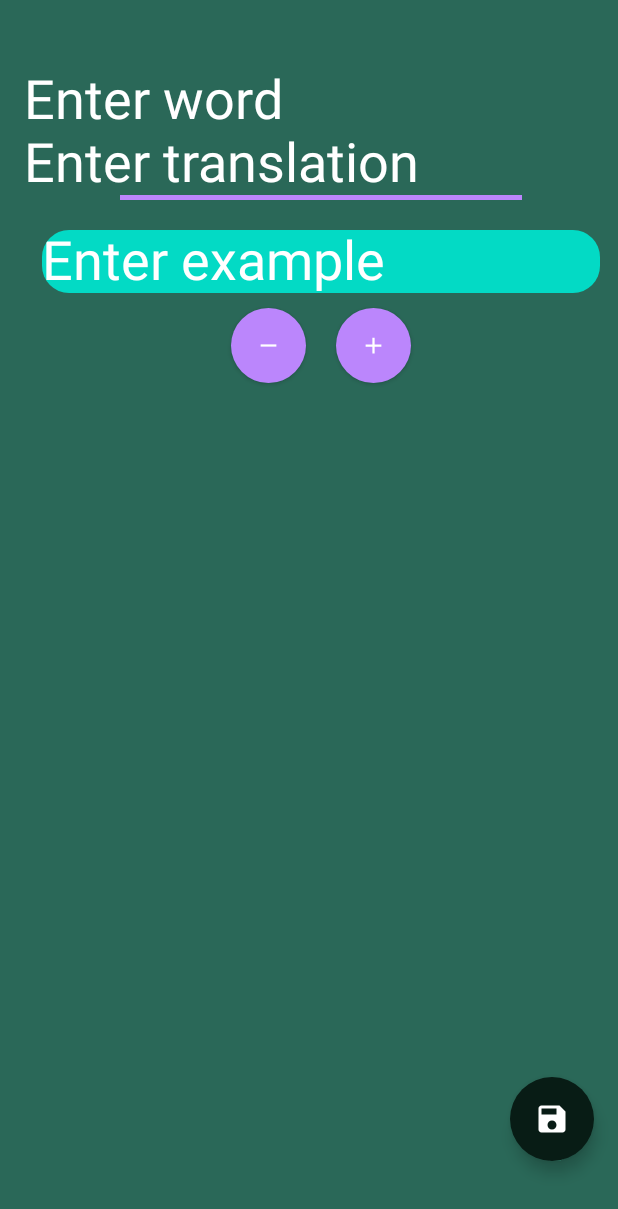
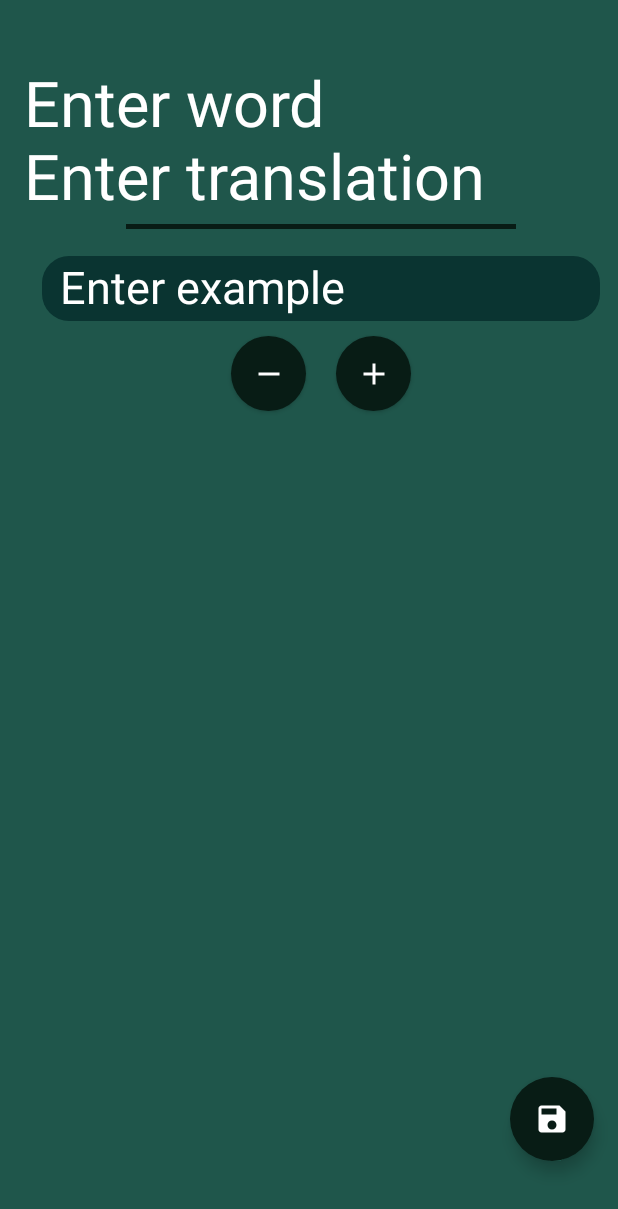
Before and after one commit to maksimzozulyak/Pocket_Translator, an Android app built with Jetpack Compose: the screen it shows after launch (MainActivity), after a tap on "Add word", on a phone screen of 412 x 824 dp. Shown: the top 1209 px of the screen. Run offline under Robolectric (Android 15) with nearby library versions, the phone set to English and light mode, and no system bars; our stand-ins replace Dagger/Hilt's generated code, Room's generated code, accompanist.

Commit message:
quiz add

```diff
--- a/app/src/main/AndroidManifest.xml
+++ b/app/src/main/AndroidManifest.xml
@@ -6,7 +6,7 @@
 
     <application
         android:name=".TranslatorApp"
-        android:allowBackup="false"
+        android:allowBackup="true"
         android:icon="@mipmap/ic_launcher"
         android:label="@string/app_name"
         android:roundIcon="@mipmap/ic_launcher_round"
--- a/app/src/main/java/com/example/pockettranslator/feature/domain/model/Word.kt
+++ b/app/src/main/java/com/example/pockettranslator/feature/domain/model/Word.kt
@@ -10,5 +10,6 @@ data class Word(
     val translation: String,
     val color: Int = Color.WHITE,
     val examples: List<String> = listOf(""),
+    val isRemembered: Boolean = false,
     @PrimaryKey val id: Int? = null
 )
--- a/app/src/main/java/com/example/pockettranslator/feature/presentation/MainActivity.kt
+++ b/app/src/main/java/com/example/pockettranslator/feature/presentation/MainActivity.kt
@@ -19,6 +19,7 @@ import androidx.navigation.compose.composable
 import androidx.navigation.compose.rememberNavController
 import androidx.navigation.navArgument
 import com.example.pockettranslator.feature.presentation.add_edit_word.AddEditWordScreen
+import com.example.pockettranslator.feature.presentation.quiz.QuizScreen
 import com.example.pockettranslator.feature.presentation.util.Screen
 import com.example.pockettranslator.feature.presentation.words.WordsScreen
 import com.example.pockettranslator.ui.theme.PocketTranslatorTheme
@@ -77,6 +78,13 @@ class MainActivity : ComponentActivity() {
                                 navController = navController
                             )
                         }
+                        composable(
+                            route = Screen.QuizScreen.route,
+                        ) {
+                            QuizScreen(
+                                navController = navController
+                            )
+                        }
                     }
                 }
             }
--- a/app/src/main/java/com/example/pockettranslator/feature/presentation/add_edit_word/AddEditWordScreen.kt
+++ b/app/src/main/java/com/example/pockettranslator/feature/presentation/add_edit_word/AddEditWordScreen.kt
@@ -85,7 +85,7 @@ fun AddEditWordScreen(
                     viewModel.onEvent(AddEditWordEvent.ChangeFocus(WordTextField.Origin,it))
                 },
                 isHintVisible = originState.isHintVisible,
-                textStyle = MaterialTheme.typography.h1
+                textStyle = MaterialTheme.typography.h2
             )
             TransparentHintTextField(
                 text = translationState.text,
@@ -97,16 +97,16 @@ fun AddEditWordScreen(
                     viewModel.onEvent(AddEditWordEvent.ChangeFocus(WordTextField.Translation,it))
                 },
                 isHintVisible = translationState.isHintVisible,
-                textStyle = MaterialTheme.typography.h1
+                textStyle = MaterialTheme.typography.h2
             )
             Divider(
                 color = MaterialTheme.colors.primary,
                 thickness = 3.dp,
-                modifier = Modifier.padding(horizontal = 64.dp)
+                modifier = Modifier.padding(horizontal = 68.dp, vertical = 6.dp)
             )
             Box(modifier = Modifier
                 .padding(
-                    top = 20.dp,
+                    top = 12.dp,
                     start = 12.dp,
                     end = 12.dp,
                     bottom = 6.dp
@@ -133,6 +133,7 @@ fun AddEditWordScreen(
                         },
                         isHintVisible = examplesTextFieldState.isHintVisible,
                         textStyle = MaterialTheme.typography.h1,
+                        modifier = Modifier.padding(horizontal = 12.dp, vertical = 4.dp)
                     )
 
                     if (!exampleList.isEmpty()) {
@@ -153,7 +154,8 @@ fun AddEditWordScreen(
                             ) { index, example ->
 
                                 Text(
-                                    text = example
+                                    text = example,
+                                    modifier = Modifier.padding(start = 10.dp)
                                 )
 
                                 if (index != exampleList.size - 1) {
--- a/app/src/main/java/com/example/pockettranslator/feature/presentation/add_edit_word/AddEditWordViewModel.kt
+++ b/app/src/main/java/com/example/pockettranslator/feature/presentation/add_edit_word/AddEditWordViewModel.kt
@@ -1,5 +1,6 @@
 package com.example.pockettranslator.feature.presentation.add_edit_word
 
+import androidx.compose.runtime.MutableState
 import androidx.compose.runtime.State
 import androidx.compose.runtime.mutableStateListOf
 import androidx.compose.runtime.mutableStateOf
@@ -53,6 +54,8 @@ class AddEditWordViewModel @Inject constructor(
     private val _eventFlow = MutableSharedFlow<UiEvent>()
     val eventFlow = _eventFlow.asSharedFlow()
 
+    private var isRemembered = mutableStateOf(false)
+
     private var currentWordId: Int? = null
 
     init {
@@ -72,6 +75,7 @@ class AddEditWordViewModel @Inject constructor(
                         )
                         _wordExamples.clear()
                         _wordExamples.addAll(word.examples)
+                        isRemembered.value = true
                     }
                 }
             }
@@ -137,7 +141,8 @@ class AddEditWordViewModel @Inject constructor(
                             translation = wordTranslation.value.text,
                             color = color,
                             id = currentWordId,
-                            examples = wordExample
+                            examples = wordExample,
+                            isRemembered = isRemembered.value
                         )
                     )
                     if (event.goBack) {
--- a/app/src/main/java/com/example/pockettranslator/feature/presentation/add_edit_word/components/AddRemoveExampleButton.kt
+++ b/app/src/main/java/com/example/pockettranslator/feature/presentation/add_edit_word/components/AddRemoveExampleButton.kt
@@ -1,5 +1,6 @@
 package com.example.pockettranslator.feature.presentation.add_edit_word.components
 
+import androidx.compose.foundation.layout.PaddingValues
 import androidx.compose.foundation.layout.size
 import androidx.compose.foundation.shape.CircleShape
 import androidx.compose.material.Button
@@ -19,7 +20,8 @@ fun AddRemoveExampleButton(
         onClick = onClick,
         shape = CircleShape,
         modifier = Modifier
-            .size(50.dp)
+            .size(50.dp),
+        contentPadding = PaddingValues(0.dp)
     )  {
         Icon(
             imageVector = icon,
--- a/app/src/main/java/com/example/pockettranslator/feature/presentation/util/Screen.kt
+++ b/app/src/main/java/com/example/pockettranslator/feature/presentation/util/Screen.kt
@@ -3,4 +3,5 @@ package com.example.pockettranslator.feature.presentation.util
 sealed class Screen(val route: String) {
     object WordsScreen: Screen("words_screen")
     object AddEditWordScreen: Screen("add_edit_word_screen")
+    object QuizScreen: Screen("quiz_screen")
 }
--- a/app/src/main/java/com/example/pockettranslator/feature/presentation/util/TransparentTextField.kt
+++ b/app/src/main/java/com/example/pockettranslator/feature/presentation/util/TransparentTextField.kt
@@ -22,7 +22,8 @@ fun TransparentHintTextField(
     textStyle: TextStyle = TextStyle(),
     textColor: Color = Color.White,
     singleLine: Boolean = false,
-    onFocusChange : (FocusState) -> Unit
+    onFocusChange : (FocusState) -> Unit,
+    readOnly: Boolean = false
 ) {
     Box(
         modifier = modifier
@@ -36,7 +37,8 @@ fun TransparentHintTextField(
                 .fillMaxWidth()
                 .onFocusChanged {
                     onFocusChange(it)
-                }
+                },
+            readOnly = readOnly
         )
         if(isHintVisible) {
             Text(
--- a/app/src/main/java/com/example/pockettranslator/feature/presentation/words/WordsScreen.kt
+++ b/app/src/main/java/com/example/pockettranslator/feature/presentation/words/WordsScreen.kt
@@ -9,11 +9,14 @@ import androidx.compose.foundation.layout.*
 import androidx.compose.foundation.lazy.LazyColumn
 import androidx.compose.foundation.lazy.items
 import androidx.compose.foundation.lazy.itemsIndexed
+import androidx.compose.foundation.shape.CircleShape
 import androidx.compose.foundation.shape.RoundedCornerShape
 import androidx.compose.material.*
 import androidx.compose.material.icons.Icons
 import androidx.compose.material.icons.filled.Add
 import androidx.compose.material.icons.filled.Delete
+import androidx.compose.material.icons.filled.QuestionAnswer
+import androidx.compose.material.icons.filled.Quiz
 import androidx.compose.runtime.Composable
 import androidx.compose.runtime.getValue
 import androidx.compose.runtime.rememberCoroutineScope
@@ -22,8 +25,10 @@ import androidx.compose.ui.Modifier
 import androidx.compose.ui.draw.clip
 import androidx.compose.ui.draw.scale
 import androidx.compose.ui.graphics.Color
+import androidx.compose.ui.text.TextStyle
 import androidx.compose.ui.unit.Dp
 import androidx.compose.ui.unit.dp
+import androidx.compose.ui.unit.sp
 import androidx.hilt.navigation.compose.hiltViewModel
 import androidx.navigation.NavController
 import com.example.pockettranslator.feature.domain.model.Word
@@ -35,7 +40,6 @@ import com.example.pockettranslator.feature.presentation.words.components.Search
 import com.example.pockettranslator.feature.presentation.words.components.WordItem
 import com.example.pockettranslator.ui.theme.color5
 import com.example.pockettranslator.ui.theme.color6
-import com.example.pockettranslator.ui.theme.color7
 import com.example.pockettranslator.ui.theme.darkGreen
 import kotlinx.coroutines.launch
 
@@ -64,7 +68,7 @@ fun WordsScreen(
                 onClick = {
                     navController.navigate(Screen.AddEditWordScreen.route)
                 },
-            backgroundColor = darkGreen,
+            backgroundColor = MaterialTheme.colors.primary,
             modifier = Modifier.padding(bottom = 34.dp)
             ) {
                 Icon(
@@ -77,19 +81,51 @@ fun WordsScreen(
         scaffoldState = scaffoldState,
     ) {
         Column {
+            Row(
+                modifier = Modifier.fillMaxWidth()
+                    .padding(top = 24.dp)
+            ) {
 
-            SearchBar(
-                text = searchBarState.text,
-                hint = searchBarState.hint,
-                isHintVisible = searchBarState.isHintVisible,
-                onValueChange = {viewModel.onEvent(WordsEvent.SearchBarEntered(it))},
-                onFocusChange = {viewModel.onEvent(WordsEvent.SearchBarChangeFocus(it))},
-                onClearPressed = {viewModel.onEvent(WordsEvent.SearchBarClear)}
-            )
+                SearchBar(
+                    text = searchBarState.text,
+                    hint = searchBarState.hint,
+                    isHintVisible = searchBarState.isHintVisible,
+                    onValueChange = { viewModel.onEvent(WordsEvent.SearchBarEntered(it)) },
+                    onFocusChange = { viewModel.onEvent(WordsEvent.SearchBarChangeFocus(it)) },
+                    onClearPressed = { viewModel.onEvent(WordsEvent.SearchBarClear) },
+                    modifier = Modifier
+                        .padding(10.dp)
+                        .weight(1f)
+                        .height(40.dp),
+                    textStyle = TextStyle(fontSize = 24.sp)
+
+                )
+
+                Button(
+                    onClick = {
+                        if (list.isNotEmpty()) {
+                            navController.navigate(
+                                Screen.QuizScreen.route
+                            )
+                        }
+                    },
+                    modifier = Modifier
+                        .padding(end = 10.dp, top = 10.dp, bottom = 10.dp)
+                        .size(40.dp),
+                    shape = RoundedCornerShape(8.dp),
+                    contentPadding = PaddingValues(0.dp),
+                ) {
+                    Icon(
+                        imageVector = Icons.Default.Quiz,
+                        contentDescription = "Quiz",
+                        tint = Color.White
+                    )
+                }
+            }
 
             LazyColumn(
                 modifier = Modifier
-                    .padding(top = 36.dp)
+                    .padding(top = 8.dp)
                     .fillMaxSize()
             ) {
 
--- a/app/src/main/java/com/example/pockettranslator/feature/presentation/words/components/SearchBar.kt
+++ b/app/src/main/java/com/example/pockettranslator/feature/presentation/words/components/SearchBar.kt
@@ -9,6 +9,7 @@ import androidx.compose.material.*
 import androidx.compose.material.icons.Icons
 import androidx.compose.material.icons.filled.*
 import androidx.compose.runtime.Composable
+import androidx.compose.ui.Alignment
 import androidx.compose.ui.Modifier
 import androidx.compose.ui.draw.clip
 import androidx.compose.ui.draw.scale
@@ -17,6 +18,7 @@ import androidx.compose.ui.focus.onFocusChanged
 import androidx.compose.ui.graphics.Color
 import androidx.compose.ui.text.TextStyle
 import androidx.compose.ui.unit.dp
+import androidx.compose.ui.unit.sp
 
 @Composable
 fun SearchBar(
@@ -30,19 +32,23 @@ fun SearchBar(
     onClearPressed: () -> Unit
 ) {
     Row(
-        modifier = Modifier
+        modifier = modifier
             .fillMaxWidth()
-            .background(color = Color.LightGray, shape = RoundedCornerShape(14.dp))
+            .background(color = Color.LightGray, shape = RoundedCornerShape(18.dp))
+            .wrapContentHeight(Alignment.CenterVertically),
     ) {
         Icon(
             imageVector = Icons.Default.Search,
             contentDescription = "Search",
-            tint = Color.Black
+            tint = Color.Black,
+            modifier = Modifier.fillMaxHeight()
         )
 
         Box(
             modifier = Modifier
                 .weight(1f)
+                .padding(top = 2.dp)
+                .fillMaxSize()
         ) {
             BasicTextField(
                 value = text,
@@ -67,8 +73,8 @@ fun SearchBar(
                 onClick = onClearPressed,
                 shape = CircleShape,
                 modifier = Modifier
-                    .size(30.dp)
-                    .padding(6.dp),
+                    .size(35.dp)
+                    .padding(7.dp),
                 colors = ButtonDefaults.buttonColors(backgroundColor = Color.Gray),
                 contentPadding = PaddingValues(2.dp)
             ) {
--- a/app/src/main/java/com/example/pockettranslator/feature/presentation/words/components/WordItem.kt
+++ b/app/src/main/java/com/example/pockettranslator/feature/presentation/words/components/WordItem.kt
@@ -19,8 +19,6 @@ import androidx.compose.ui.unit.dp
 import androidx.compose.ui.unit.sp
 import androidx.core.graphics.ColorUtils
 import com.example.pockettranslator.feature.domain.model.Word
-import com.example.pockettranslator.ui.theme.Purple200
-import com.example.pockettranslator.ui.theme.Teal200
 
 
 @Composable
--- a/app/src/main/java/com/example/pockettranslator/ui/theme/Color.kt
+++ b/app/src/main/java/com/example/pockettranslator/ui/theme/Color.kt
@@ -2,12 +2,9 @@ package com.example.pockettranslator.ui.theme
 
 import androidx.compose.ui.graphics.Color
 
-val Purple200 = Color(0xFFBB86FC)
-val Purple500 = Color(0xFF6200EE)
-val Purple700 = Color(0xFF3700B3)
-val Teal200 = Color(0xFF03DAC5)
-
 val darkGreen = Color(0xFF081c15)
+val raceGreen = Color(0xFF0A3431)
+val wrongRed = Color(0XFFcc0000)
 
 val color1 = Color(0xFF4A9B7F)
 val color2 = Color(0xFF3F8A72)
@@ -15,7 +12,5 @@ val color3 = Color(0xFF357965)
 val color4 = Color(0xFF2A6858)
 val color5 = Color(0xFF1F564B)
 val color6 = Color(0xFF15453E)
-val color7 = Color(0xFF0A3431)
 
-
-val colorsList = listOf(color1, color2, color3, color4, color5, color6, color7)
+val colorsList = listOf(color1, color2, color3, color4, color5, color6)
--- a/app/src/main/java/com/example/pockettranslator/ui/theme/Theme.kt
+++ b/app/src/main/java/com/example/pockettranslator/ui/theme/Theme.kt
@@ -8,10 +8,10 @@ import androidx.compose.runtime.Composable
 import androidx.compose.ui.graphics.Color
 
 private val DarkColorPalette = darkColors(
-    primary = Purple200,
-    primaryVariant = Purple700,
-    secondary = Teal200,
+    primary = darkGreen,
     background = Color.White,
+    secondary = raceGreen,
+    surface = color2
 
     /* Other default colors to override
     surface = Color.White,
--- a/app/src/main/java/com/example/pockettranslator/ui/theme/Type.kt
+++ b/app/src/main/java/com/example/pockettranslator/ui/theme/Type.kt
@@ -15,13 +15,16 @@ val Typography = Typography(
         letterSpacing = 0.sp
     ),
     body2 = TextStyle(
-        fontWeight = FontWeight.Normal,
-        fontSize = 18.sp,
+        fontWeight = FontWeight.SemiBold,
+        fontSize = 42.sp,
         letterSpacing = 0.sp
     ),
     h1 = TextStyle(
-        color = Color.White,
-        fontSize = 36.sp
+        fontSize = 30.sp
+    ),
+    h2 = TextStyle(
+        fontSize = 42.sp,
+        color = Color.White
     ),
     button = TextStyle(
         fontWeight = FontWeight.Medium,
```
Also changed, not shown: app/src/main/java/com/example/pockettranslator/feature/presentation/quiz/QuizEvent.kt (added, +11 -0 lines), app/src/main/java/com/example/pockettranslator/feature/presentation/quiz/QuizScreen.kt (added, +144 -0 lines), app/src/main/java/com/example/pockettranslator/feature/presentation/quiz/QuizViewModel.kt (added, +129 -0 lines).
